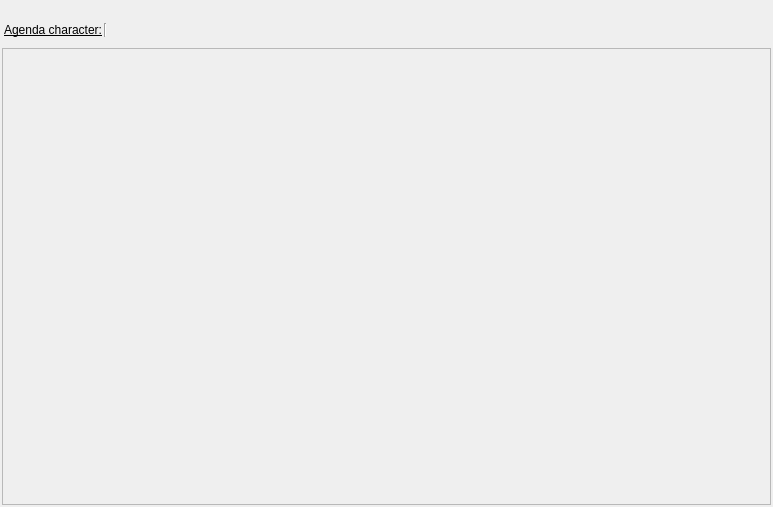
This is ui/scene_structure_editor_widget.ui in zkovari/plotlyst as Qt 5 draws it before an edit. The edited form follows.
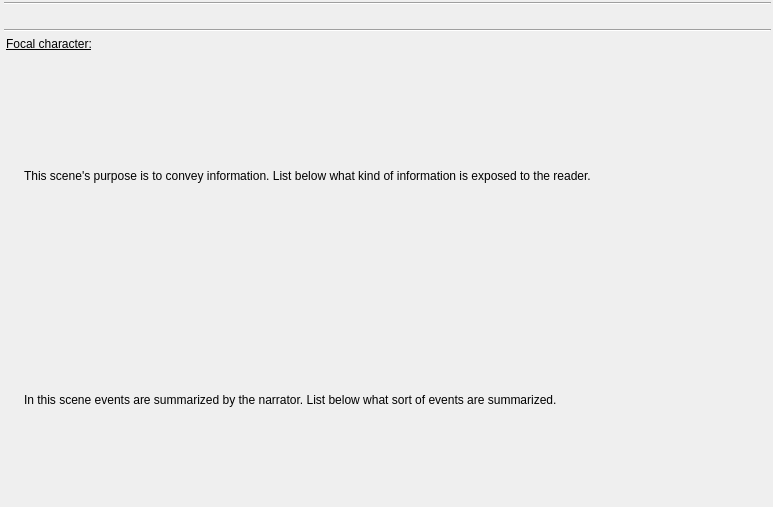
This is the edited form. The open tabs and pages were chosen to show the change. Custom widgets are drawn as their Qt base class.

Commit message: Change orientation in scene structure editor

Diff of the .ui file:
```diff
--- a/ui/scene_structure_editor_widget.ui
+++ b/ui/scene_structure_editor_widget.ui
@@ -51,8 +51,18 @@
        <item>
         <layout class="QVBoxLayout" name="verticalLayout_12">
          <property name="spacing">
-          <number>1</number>
+          <number>2</number>
          </property>
+         <property name="leftMargin">
+          <number>2</number>
+         </property>
+         <item>
+          <widget class="Line" name="line">
+           <property name="orientation">
+            <enum>Qt::Horizontal</enum>
+           </property>
+          </widget>
+         </item>
          <item>
           <layout class="QHBoxLayout" name="horizontalLayout_13">
            <item>
@@ -92,14 +102,34 @@
           </layout>
          </item>
          <item>
+          <widget class="Line" name="line_2">
+           <property name="orientation">
+            <enum>Qt::Horizontal</enum>
+           </property>
+          </widget>
+         </item>
+         <item>
+          <widget class="QWidget" name="wdgAgenda" native="true">
           <layout class="QHBoxLayout" name="horizontalLayout_2">
+            <property name="spacing">
+             <number>3</number>
+            </property>
            <property name="leftMargin">
             <number>2</number>
            </property>
+            <property name="topMargin">
+             <number>0</number>
+            </property>
+            <property name="rightMargin">
+             <number>0</number>
+            </property>
+            <property name="bottomMargin">
+             <number>0</number>
+            </property>
            <item>
             <widget class="QLabel" name="lblAgendaCharacter">
              <property name="text">
-              <string>&lt;u&gt;Agenda character:&lt;/u&gt;</string>
+               <string>&lt;html&gt;&lt;head/&gt;&lt;body&gt;&lt;p&gt;&lt;span style=&quot; text-decoration: underline;&quot;&gt;Focal character:&lt;/span&gt;&lt;/p&gt;&lt;/body&gt;&lt;/html&gt;</string>
              </property>
              <property name="textFormat">
               <enum>Qt::RichText</enum>
@@ -116,18 +146,27 @@
              </property>
              <property name="minimumSize">
               <size>
-               <width>0</width>
-               <height>0</height>
+                <width>20</width>
+                <height>20</height>
               </size>
              </property>
             </widget>
            </item>
            <item>
-            <widget class="Line" name="line">
+             <spacer name="horizontalSpacer">
              <property name="orientation">
-              <enum>Qt::Vertical</enum>
-             </property>
-            </widget>
+               <enum>Qt::Horizontal</enum>
+              </property>
+              <property name="sizeType">
+               <enum>QSizePolicy::Preferred</enum>
+              </property>
+              <property name="sizeHint" stdset="0">
+               <size>
+                <width>20</width>
+                <height>20</height>
+               </size>
+              </property>
+             </spacer>
            </item>
            <item>
             <widget class="QWidget" name="wdgGoalConflictContainer" native="true">
@@ -137,9 +176,16 @@
                <verstretch>0</verstretch>
               </sizepolicy>
              </property>
+              <property name="minimumSize">
+               <size>
+                <width>20</width>
+                <height>20</height>
+               </size>
+              </property>
             </widget>
            </item>
           </layout>
+          </widget>
          </item>
          <item>
           <spacer name="horizontalSpacer_3">
@@ -155,6 +201,25 @@
           </spacer>
          </item>
          <item>
+          <widget class="QStackedWidget" name="stackStructure">
+           <widget class="QWidget" name="pageTimetilne">
+            <layout class="QVBoxLayout" name="verticalLayout">
+             <property name="spacing">
+              <number>0</number>
+             </property>
+             <property name="leftMargin">
+              <number>0</number>
+             </property>
+             <property name="topMargin">
+              <number>0</number>
+             </property>
+             <property name="rightMargin">
+              <number>0</number>
+             </property>
+             <property name="bottomMargin">
+              <number>0</number>
+             </property>
+             <item>
           <widget class="QScrollArea" name="scrollArea">
            <property name="horizontalScrollBarPolicy">
             <enum>Qt::ScrollBarAlwaysOff</enum>
@@ -167,8 +232,8 @@
              <rect>
               <x>0</x>
               <y>0</y>
-              <width>765</width>
-              <height>446</height>
+                  <width>764</width>
+                  <height>431</height>
              </rect>
             </property>
             <property name="sizePolicy">
@@ -193,6 +258,46 @@
              <property name="bottomMargin">
               <number>0</number>
              </property>
+                </layout>
+               </widget>
+              </widget>
+             </item>
+            </layout>
+           </widget>
+           <widget class="QWidget" name="pageList">
+            <layout class="QVBoxLayout" name="verticalLayout_3">
+             <property name="spacing">
+              <number>14</number>
+             </property>
+             <property name="leftMargin">
+              <number>20</number>
+             </property>
+             <property name="topMargin">
+              <number>5</number>
+             </property>
+             <property name="rightMargin">
+              <number>0</number>
+             </property>
+             <property name="bottomMargin">
+              <number>0</number>
+             </property>
+             <item>
+              <widget class="QLabel" name="lblExposition">
+               <property name="text">
+                <string>This scene's purpose is to convey information. List below what kind of information is exposed to the reader.</string>
+               </property>
+               <property name="wordWrap">
+                <bool>true</bool>
+               </property>
+              </widget>
+             </item>
+             <item>
+              <widget class="QLabel" name="lblSummary">
+               <property name="text">
+                <string>In this scene events are summarized by the narrator. List below what sort of events are summarized.</string>
+               </property>
+              </widget>
+             </item>
             </layout>
            </widget>
           </widget>
```
Left out of the diff: 2 changed lines with no effect on the pictures. Lines whose indentation alone changed are shown as unchanged.
